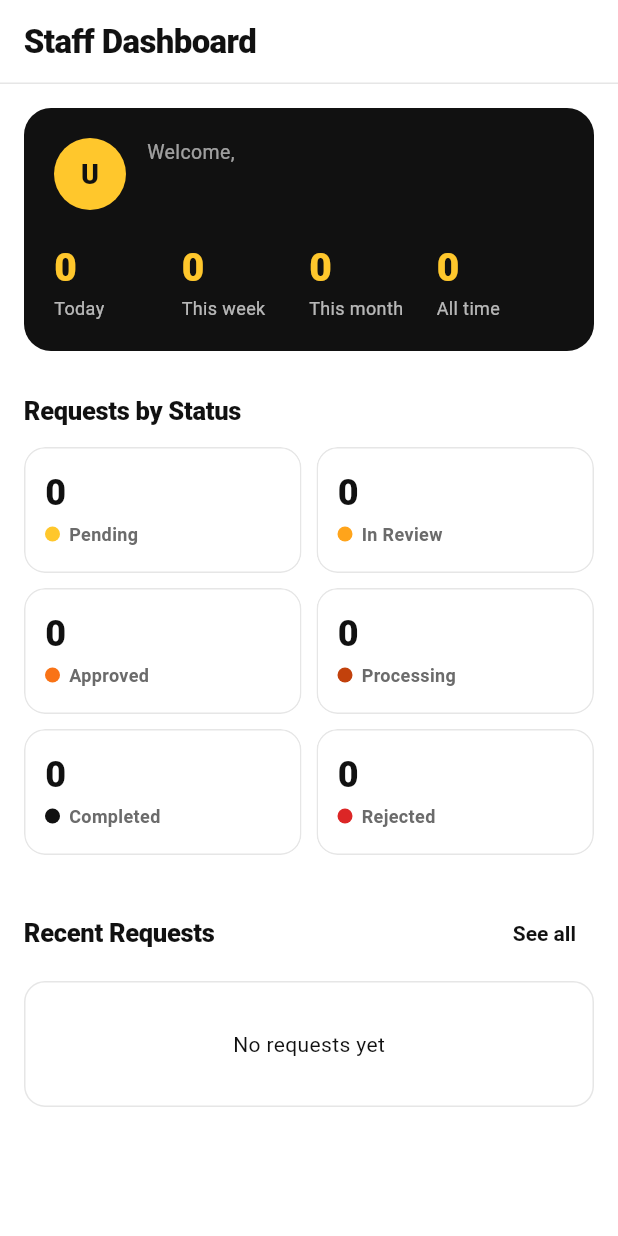
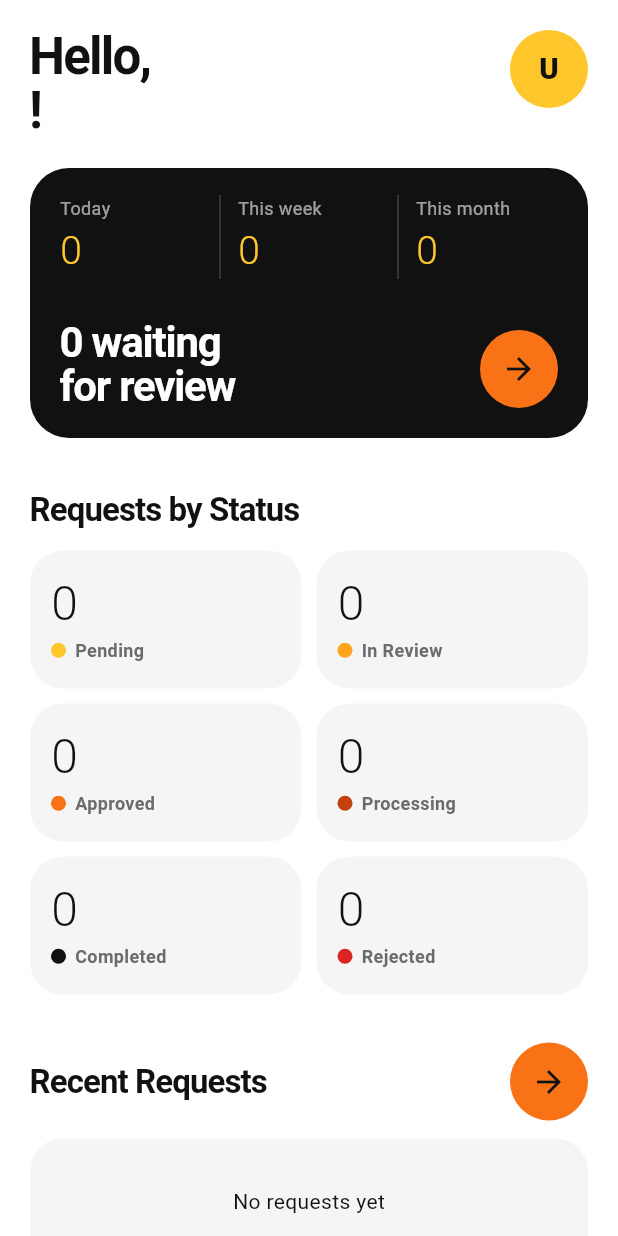
Before and after one commit to nncast/flutter-barangay-service-request-app, a Flutter app: the AdminDashboardPage screen opened directly with empty values, on a phone screen of 412 x 824 dp. Run offline on Flutter 3.47's test engine with Material 3 defaults, Android fonts, the phone set to English and light mode, and no system bars; our stand-ins replace shared_preferences; accounts and stored records are empty.

Commit message:
Restyle toward bento tiles, a black hero card and pill controls
- Gray tiles on white with large radii instead of bordered cards
- Dashboards open with a big "Hello, Maria!" and a black card of counts
  that doubles as the main action, with a round orange arrow
- Service tiles show the name on top and a large orange icon below
- Request rows lead with a black icon circle; status tags are pills
- Pill buttons, black pill tabs, black nav indicator, light-weight numbers
- Screenshots retaken

Co-Authored-By: Claude Opus 5.5 <noreply@anthropic.com>

```diff
--- a/lib/core/ui_helpers.dart
+++ b/lib/core/ui_helpers.dart
@@ -180,8 +180,8 @@ class Tag extends StatelessWidget {
   @override
   Widget build(BuildContext context) {
     return Container(
-      padding: const EdgeInsets.symmetric(horizontal: 8, vertical: 3),
-      decoration: BoxDecoration(color: color, borderRadius: BorderRadius.circular(6)),
+      padding: const EdgeInsets.symmetric(horizontal: 10, vertical: 4),
+      decoration: BoxDecoration(color: color, borderRadius: BorderRadius.circular(20)),
       child: Text(
         label,
         style: TextStyle(fontSize: fontSize, fontWeight: FontWeight.w700, color: onColor(color)),
@@ -223,7 +223,7 @@ class InitialsAvatar extends StatelessWidget {
   }
 }
 
-/// Icon on a soft square, used for info rows and service tiles.
+/// Icon in a filled circle, used for info rows and list items.
 class IconBox extends StatelessWidget {
   final IconData icon;
   final double size;
@@ -236,7 +236,7 @@ class IconBox extends StatelessWidget {
     return Container(
       width: size,
       height: size,
-      decoration: BoxDecoration(color: color, borderRadius: BorderRadius.circular(10)),
+      decoration: BoxDecoration(color: color, shape: BoxShape.circle),
       child: Icon(icon, size: size * 0.5, color: onColor(color)),
     );
   }
@@ -256,7 +256,7 @@ class SectionTitle extends StatelessWidget {
         Expanded(
           child: Text(
             text,
-            style: const TextStyle(fontSize: 17, fontWeight: FontWeight.w800, color: kBlack, letterSpacing: -0.2),
+            style: const TextStyle(fontSize: 22, fontWeight: FontWeight.w700, color: kBlack, letterSpacing: -0.6),
           ),
         ),
         if (trailing != null) trailing!,
@@ -265,71 +265,129 @@ class SectionTitle extends StatelessWidget {
   }
 }
 
-/// Black greeting card at the top of both dashboards, with a few counts.
-class WelcomeCard extends StatelessWidget {
+/// Big "Hello, Maria!" heading with the user's initials, atop both dashboards.
+class Greeting extends StatelessWidget {
   final String name;
   final String initials;
-  final List<(String, int)> stats;
 
-  const WelcomeCard({super.key, required this.name, required this.initials, required this.stats});
+  const Greeting({super.key, required this.name, required this.initials});
 
   @override
   Widget build(BuildContext context) {
-    return Container(
-      padding: const EdgeInsets.all(20),
-      decoration: BoxDecoration(color: kBlack, borderRadius: BorderRadius.circular(18)),
+    return Row(
+      crossAxisAlignment: CrossAxisAlignment.start,
+      children: [
+        Expanded(
+          child: Text(
+            'Hello,\n${name.trim().split(' ').first}!',
+            style: const TextStyle(
+              fontSize: 34,
+              fontWeight: FontWeight.w700,
+              color: kBlack,
+              height: 1.05,
+              letterSpacing: -1.2,
+            ),
+          ),
+        ),
+        InitialsAvatar(initials: initials, radius: 26),
+      ],
+    );
+  }
+}
+
+/// Round orange arrow button.
+class ArrowButton extends StatelessWidget {
+  final VoidCallback? onPressed;
+  final String tooltip;
+
+  const ArrowButton({super.key, required this.onPressed, required this.tooltip});
+
+  @override
+  Widget build(BuildContext context) {
+    return IconButton.filled(
+      onPressed: onPressed,
+      tooltip: tooltip,
+      icon: const Icon(Icons.arrow_forward),
+      style: IconButton.styleFrom(
+        backgroundColor: kOrange,
+        foregroundColor: kBlack,
+        fixedSize: const Size(52, 52),
+      ),
+    );
+  }
+}
+
+/// Black card with a row of counts, a big title and an arrow; the whole card is tappable.
+class HeroCard extends StatelessWidget {
+  final List<(String, int)> stats;
+  final String title;
+  final VoidCallback onTap;
+
+  const HeroCard({super.key, required this.stats, required this.title, required this.onTap});
+
+  @override
+  Widget build(BuildContext context) {
+    return Material(
+      color: kBlack,
+      borderRadius: BorderRadius.circular(26),
+      clipBehavior: Clip.antiAlias,
+      child: InkWell(
+        onTap: onTap,
+        child: Padding(
+          padding: const EdgeInsets.fromLTRB(20, 18, 20, 20),
           child: Column(
             crossAxisAlignment: CrossAxisAlignment.start,
             children: [
-          Row(
+              IntrinsicHeight(
+                child: Row(
                   children: [
-              InitialsAvatar(initials: initials),
-              const SizedBox(width: 14),
+                    for (final (i, (label, value)) in stats.indexed) ...[
+                      if (i > 0) VerticalDivider(width: 24, color: kWhite.withValues(alpha: 0.2)),
                       Expanded(
                         child: Column(
                           crossAxisAlignment: CrossAxisAlignment.start,
                           children: [
-                    Text('Welcome,', style: TextStyle(fontSize: 13, color: kWhite.withValues(alpha: 0.6))),
                             Text(
-                      name,
+                              label,
                               maxLines: 1,
                               overflow: TextOverflow.ellipsis,
-                      style: const TextStyle(
-                        fontSize: 20,
-                        fontWeight: FontWeight.w800,
-                        color: kWhite,
-                        letterSpacing: -0.3,
+                              style: TextStyle(fontSize: 12, color: kWhite.withValues(alpha: 0.6)),
                             ),
+                            const SizedBox(height: 2),
+                            Text(
+                              '$value',
+                              style: const TextStyle(fontSize: 26, fontWeight: FontWeight.w300, color: kYellow),
                             ),
                           ],
                         ),
                       ),
                     ],
+                  ],
                 ),
-          const SizedBox(height: 20),
+              ),
+              const SizedBox(height: 28),
               Row(
+                crossAxisAlignment: CrossAxisAlignment.end,
                 children: [
-              for (final (label, value) in stats)
                   Expanded(
-                  child: Column(
-                    crossAxisAlignment: CrossAxisAlignment.start,
-                    children: [
-                      Text(
-                        '$value',
-                        style: const TextStyle(fontSize: 26, fontWeight: FontWeight.w800, color: kYellow),
+                    child: Text(
+                      title,
+                      style: const TextStyle(
+                        fontSize: 28,
+                        fontWeight: FontWeight.w700,
+                        color: kWhite,
+                        height: 1.05,
+                        letterSpacing: -0.8,
                       ),
-                      Text(
-                        label,
-                        maxLines: 1,
-                        overflow: TextOverflow.ellipsis,
-                        style: TextStyle(fontSize: 12, color: kWhite.withValues(alpha: 0.7)),
+                    ),
+                  ),
+                  const SizedBox(width: 12),
+                  ArrowButton(onPressed: onTap, tooltip: title.replaceAll('\n', ' ')),
+                ],
               ),
             ],
           ),
         ),
-            ],
-          ),
-        ],
       ),
     );
   }
--- a/lib/screens/admin/admin_home_screen.dart
+++ b/lib/screens/admin/admin_home_screen.dart
@@ -88,24 +88,24 @@ class AdminDashboardPage extends StatelessWidget {
     final stats = rp.dashboard;
 
     return Scaffold(
-      appBar: AppBar(title: Text(user?.isAdmin == true ? 'Admin Dashboard' : 'Staff Dashboard')),
-      body: RefreshIndicator(
+      body: SafeArea(
+        child: RefreshIndicator(
           onRefresh: () => Future.wait([rp.fetchDashboard(), rp.fetchAdminRequests()]),
           child: ListView(
-          padding: const EdgeInsets.all(16),
+            padding: const EdgeInsets.fromLTRB(20, 20, 20, 24),
             children: [
-            WelcomeCard(
-              name: user?.name ?? 'Admin',
-              initials: user?.initials ?? 'A',
+              Greeting(name: user?.name ?? 'Admin', initials: user?.initials ?? 'A'),
+              const SizedBox(height: 20),
+              HeroCard(
                 stats: [
                   ('Today', stats.today),
                   ('This week', stats.thisWeek),
                   ('This month', stats.thisMonth),
-                ('All time', stats.total),
                 ],
+                title: '${stats.countFor('pending')} waiting\nfor review',
+                onTap: () => onOpenRequests('pending'),
               ),
-            const SizedBox(height: 28),
-
+              const SizedBox(height: 32),
               const SectionTitle('Requests by Status'),
               const SizedBox(height: 12),
               GridView.builder(
@@ -115,7 +115,7 @@ class AdminDashboardPage extends StatelessWidget {
                   maxCrossAxisExtent: 180,
                   crossAxisSpacing: 10,
                   mainAxisSpacing: 10,
-                mainAxisExtent: 84,
+                  mainAxisExtent: 92,
                 ),
                 itemCount: kStaffSettableStatuses.length,
                 itemBuilder: (ctx, i) {
@@ -127,13 +127,12 @@ class AdminDashboardPage extends StatelessWidget {
                   );
                 },
               ),
-            const SizedBox(height: 28),
-
+              const SizedBox(height: 32),
               SectionTitle(
                 'Recent Requests',
-              trailing: TextButton(onPressed: () => onOpenRequests('all'), child: const Text('See all')),
+                trailing: ArrowButton(onPressed: () => onOpenRequests('all'), tooltip: 'See all'),
               ),
-            const SizedBox(height: 8),
+              const SizedBox(height: 12),
               if (rp.loading && rp.requests.isEmpty)
                 const Padding(
                   padding: EdgeInsets.all(24),
@@ -152,6 +151,7 @@ class AdminDashboardPage extends StatelessWidget {
               else
                 ...rp.requests.take(8).map((req) => AdminRequestCard(request: req)),
             ],
+          ),
         ),
       ),
     );
@@ -180,7 +180,7 @@ class _AdminStatCard extends StatelessWidget {
             children: [
               Text(
                 '$value',
-                style: const TextStyle(fontSize: 24, fontWeight: FontWeight.w800, color: kBlack, height: 1.1),
+                style: const TextStyle(fontSize: 32, fontWeight: FontWeight.w300, color: kBlack, height: 1.1),
               ),
               const SizedBox(height: 6),
               Row(
@@ -221,10 +221,12 @@ class AdminRequestCard extends StatelessWidget {
       child: InkWell(
         onTap: () => showRequestDetails(context, request),
         child: Padding(
-          padding: const EdgeInsets.all(14),
+          padding: const EdgeInsets.all(12),
           child: Row(
             crossAxisAlignment: CrossAxisAlignment.start,
             children: [
+              IconBox(categoryIcon(request.category?.icon), size: 44, color: kBlack),
+              const SizedBox(width: 12),
               Expanded(
                 child: Column(
                   crossAxisAlignment: CrossAxisAlignment.start,
@@ -370,9 +372,8 @@ class _RequestDetailsDialogState extends State<_RequestDetailsDialog> {
                 icon: Icons.person,
                 title: 'Requested By',
                 content: request.user?.name ?? 'Unknown',
-                subtitle: [request.user?.email, request.user?.phone]
-                    .where((v) => v != null && v.isNotEmpty)
-                    .join(' · '),
+                subtitle:
+                    [request.user?.email, request.user?.phone].where((v) => v != null && v.isNotEmpty).join(' · '),
               ),
               _InfoSection(icon: Icons.title, title: 'Title', content: request.title),
               Row(
@@ -458,7 +459,8 @@ class _RequestDetailsDialogState extends State<_RequestDetailsDialog> {
                   child: step == steps.last
                       ? ElevatedButton(
                           onPressed: () => _apply(step),
-                          style: ElevatedButton.styleFrom(padding: const EdgeInsets.symmetric(horizontal: 8, vertical: 14)),
+                          style: ElevatedButton.styleFrom(
+                              padding: const EdgeInsets.symmetric(horizontal: 8, vertical: 14)),
                           child: Text(_stepLabels[step]!, textAlign: TextAlign.center),
                         )
                       : OutlinedButton(
@@ -469,7 +471,8 @@ class _RequestDetailsDialogState extends State<_RequestDetailsDialog> {
                                   foregroundColor: kRed,
                                   side: const BorderSide(color: kRed, width: 1.2),
                                 )
-                              : OutlinedButton.styleFrom(padding: const EdgeInsets.symmetric(horizontal: 8, vertical: 14)),
+                              : OutlinedButton.styleFrom(
+                                  padding: const EdgeInsets.symmetric(horizontal: 8, vertical: 14)),
                           child: Text(_stepLabels[step]!, textAlign: TextAlign.center),
                         ),
                 ),
@@ -833,9 +836,9 @@ class _AdminRequestsPageState extends State<AdminRequestsPage> {
       selected: isSelected,
       showCheckmark: false,
       onSelected: (_) => widget.filter.value = status,
-      backgroundColor: kWhite,
+      backgroundColor: kSurface,
       selectedColor: kBlack,
-      side: BorderSide(color: isSelected ? kBlack : kLine),
+      side: BorderSide.none,
       shape: const StadiumBorder(),
     );
   }
--- a/lib/screens/admin/admin_users_screen.dart
+++ b/lib/screens/admin/admin_users_screen.dart
@@ -198,8 +198,8 @@ class _AdminUsersScreenState extends State<AdminUsersScreen> {
       padding: const EdgeInsets.only(right: 8),
       child: Chip(
         visualDensity: VisualDensity.compact,
-        backgroundColor: kWhite,
-        side: const BorderSide(color: kLine),
+        backgroundColor: kSurface,
+        side: BorderSide.none,
         shape: const StadiumBorder(),
         avatar: color == null ? null : Dot(color),
         label: Text(
--- a/lib/screens/notifications/notifications_screen.dart
+++ b/lib/screens/notifications/notifications_screen.dart
@@ -65,7 +65,7 @@ class NotificationsScreen extends StatelessWidget {
                     clipBehavior: Clip.antiAlias,
                     child: ListTile(
                       onTap: () => _open(context, notification),
-                      leading: IconBox(_iconForType(notification.type), size: 40, color: notification.isRead ? kSurface : kYellow),
+                      leading: IconBox(_iconForType(notification.type), size: 40, color: notification.isRead ? kWhite : kYellow),
                       title: Text(
                         notification.title,
                         style: TextStyle(
--- a/lib/screens/requests/my_requests_screen.dart
+++ b/lib/screens/requests/my_requests_screen.dart
@@ -46,6 +46,8 @@ class _MyRequestsScreenState extends State<MyRequestsScreen> with SingleTickerPr
           controller: _tabController,
           isScrollable: true,
           tabAlignment: TabAlignment.start,
+          padding: const EdgeInsets.fromLTRB(12, 0, 12, 8),
+          indicatorPadding: const EdgeInsets.symmetric(vertical: 6),
           tabs: _tabs.map((status) {
             final label = status == 'all' ? 'All' : statusLabel(status);
             final count = countFor(status);
--- a/lib/screens/requests/submit_request_screen.dart
+++ b/lib/screens/requests/submit_request_screen.dart
@@ -113,10 +113,10 @@ class _SubmitRequestScreenState extends State<SubmitRequestScreen> {
                         selected: isSelected,
                         showCheckmark: false,
                         onSelected: (_) => setState(() => _selectedCategoryId = cat.id),
-                        backgroundColor: kWhite,
+                        backgroundColor: kSurface,
                         selectedColor: kBlack,
                         avatar: Icon(categoryIcon(cat.icon), size: 16, color: fg),
-                        side: BorderSide(color: isSelected ? kBlack : kLine),
+                        side: BorderSide.none,
                         shape: const StadiumBorder(),
                       );
                     }).toList(),
```
Also changed, not shown: lib/main.dart (+23 -20 lines), lib/screens/home/home_screen.dart (+39 -35 lines), 10 other files. Lines whose indentation alone changed are shown as unchanged.
